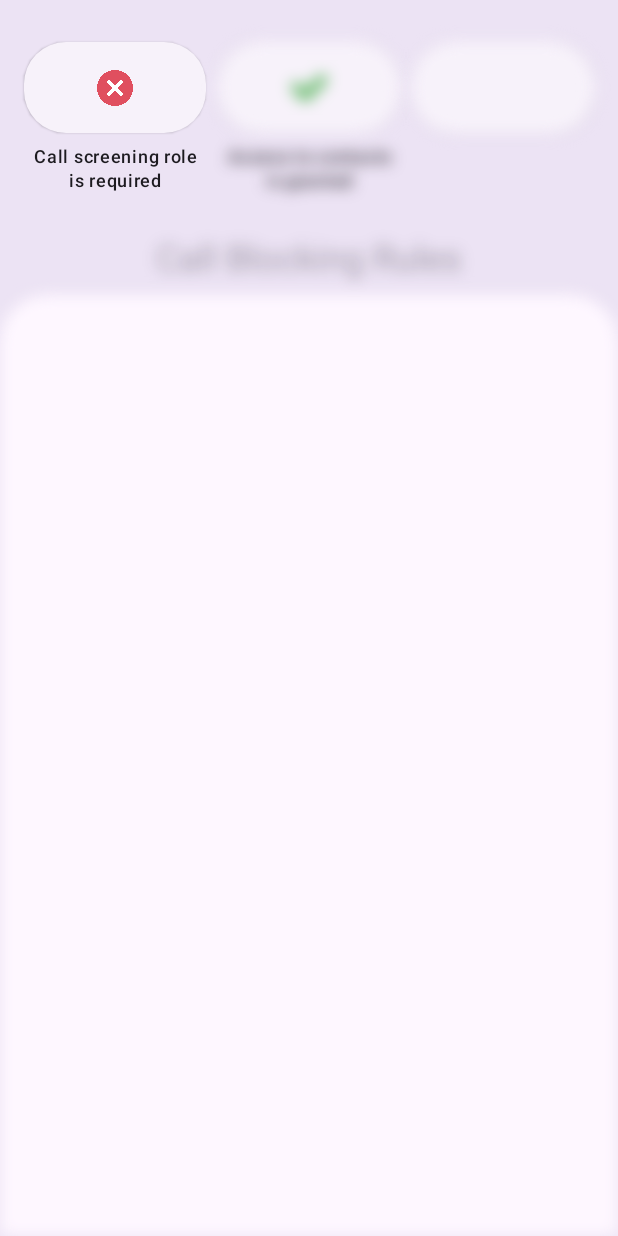
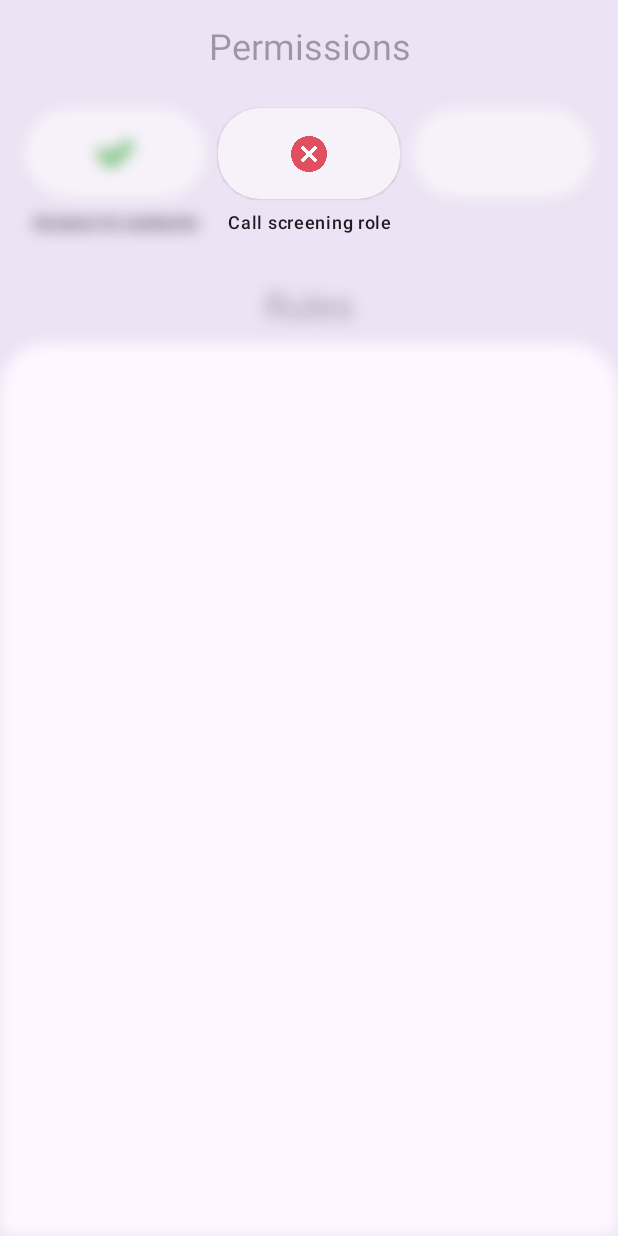
Before and after one commit to lonelyteapot/phone-control, an Android app built with Jetpack Compose: the screen it shows after launch (MainActivity), on a phone screen of 412 x 824 dp. Run offline under Robolectric (Android 15) with nearby library versions, the phone set to English and light mode, and no system bars.

Commit message:
Handle some cases

```diff
--- a/app/src/main/java/dev/phonecontrol/ui/components/CustomButton1.kt
+++ b/app/src/main/java/dev/phonecontrol/ui/components/CustomButton1.kt
@@ -47,6 +47,7 @@ fun CustomButton1(modifier: Modifier, text: String, checked: Boolean, onClick: (
             modifier = Modifier.fillMaxWidth(),
             text = text,
             textAlign = TextAlign.Center,
+            minLines = 2,
             style = MaterialTheme.typography.labelMedium,
         )
     }
--- a/app/src/main/java/dev/phonecontrol/ui/views/MainActivity.kt
+++ b/app/src/main/java/dev/phonecontrol/ui/views/MainActivity.kt
@@ -35,8 +35,10 @@ import androidx.compose.material3.ExtendedFloatingActionButton
 import androidx.compose.material3.Icon
 import androidx.compose.material3.MaterialTheme
 import androidx.compose.material3.Scaffold
+import androidx.compose.material3.SnackbarDuration
 import androidx.compose.material3.SnackbarHost
 import androidx.compose.material3.SnackbarHostState
+import androidx.compose.material3.SnackbarResult
 import androidx.compose.material3.Surface
 import androidx.compose.material3.Text
 import androidx.compose.material3.surfaceColorAtElevation
@@ -132,14 +134,44 @@ class MainActivity : ComponentActivity() {
             Column(
                 modifier = Modifier
                     .padding(padding)
-                    .padding(top = 28.dp)
+                    .padding(top = 16.dp)
             ) {
+                Text(
+                    text = stringResource(R.string.permissions_header),
+                    style = MaterialTheme.typography.headlineSmall,
+                    textAlign = TextAlign.Center,
+                    modifier = Modifier
+                        .fillMaxWidth()
+                        .padding(horizontal = 16.dp)
+                        .padding(bottom = 24.dp)
+                        .conditional(!hasCallScreeningRoleState.value) {
+                            alpha(0.38f)
+                        },
+                )
                 Row(
                     modifier = Modifier
                         .fillMaxWidth()
                         .padding(horizontal = 16.dp),
                     horizontalArrangement = Arrangement.spacedBy(8.dp),
                 ) {
+                    CustomButton1(
+                        modifier = Modifier
+                            .fillMaxWidth()
+                            .weight(1f)
+                            .conditional(!hasCallScreeningRoleState.value) {
+                                blur(8.dp, edgeTreatment = BlurredEdgeTreatment.Unbounded)
+                                    .gesturesDisabled()
+                            },
+                        text = if (hasContactsPermissionState.value) {
+                            stringResource(R.string.contacts_permission_button_enabled)
+                        } else {
+                            stringResource(R.string.contacts_permission_button_disabled)
+                        },
+                        checked = hasContactsPermissionState.value,
+                        onClick = {
+                            requestPermissionLauncher.launch(Manifest.permission.READ_CONTACTS)
+                        },
+                    )
                     CustomButton1(
                         modifier = Modifier
                             .fillMaxWidth()
@@ -162,31 +194,13 @@ class MainActivity : ComponentActivity() {
                                 blur(8.dp, edgeTreatment = BlurredEdgeTreatment.Unbounded)
                                     .gesturesDisabled()
                             },
-                        text = if (hasContactsPermissionState.value) {
-                            stringResource(R.string.contacts_permission_button_enabled)
-                        } else {
-                            stringResource(R.string.contacts_permission_button_disabled)
-                        },
-                        checked = hasContactsPermissionState.value,
-                        onClick = {
-                            requestPermissionLauncher.launch(Manifest.permission.READ_CONTACTS)
-                        },
-                    )
-                    CustomButton1(
-                        modifier = Modifier
-                            .fillMaxWidth()
-                            .weight(1f)
-                            .conditional(!hasCallScreeningRoleState.value) {
-                                blur(8.dp, edgeTreatment = BlurredEdgeTreatment.Unbounded)
-                                    .gesturesDisabled()
-                            },
                         text = "",
                         checked = hasCallScreeningRoleState.value,
                         onClick = { /*TODO*/ },
                         noIcon = true,
                     )
                 }
-                Spacer(modifier = Modifier.height(28.dp))
+                Spacer(modifier = Modifier.height(16.dp))
                 Column(
                     modifier = if (hasCallScreeningRoleState.value) {
                         Modifier
@@ -197,7 +211,7 @@ class MainActivity : ComponentActivity() {
                     }
                 ) {
                     Text(
-                        text = "Call Blocking Rules",
+                        text = stringResource(id = R.string.rules_header),
                         style = MaterialTheme.typography.headlineSmall,
                         textAlign = TextAlign.Center,
                         modifier = Modifier
@@ -243,6 +257,24 @@ class MainActivity : ComponentActivity() {
                                 },
                                 onDeleteClick = {
                                     viewModel.deleteRule(rule)
+                                },
+                                onNoContactsPermission = {
+                                    coroutineScope.launch {
+                                        if (snackbarHostState.currentSnackbarData != null) {
+                                            return@launch
+                                        }
+                                        val snackbarResult = snackbarHostState.showSnackbar(
+                                            "Access to contacts is required to use this",
+                                            actionLabel = "Allow",
+                                            duration = SnackbarDuration.Short,
+                                        )
+                                        when (snackbarResult) {
+                                            SnackbarResult.ActionPerformed -> {
+                                                requestPermissionLauncher.launch(Manifest.permission.READ_CONTACTS)
+                                            }
+                                            else -> {}
+                                        }
+                                    }
                                 },
                                 subscription = subscription,
                                 subscriptionList = subscriptionsState.value,
--- a/app/src/main/res/values/strings.xml
+++ b/app/src/main/res/values/strings.xml
@@ -1,9 +1,9 @@
 <resources>
     <string name="app_name">Phone Control</string>
-    <string name="call_screening_role_button_enabled">Call screening role\nis set</string>
-    <string name="call_screening_role_button_disabled">Call screening role\nis required</string>
-    <string name="contacts_permission_button_enabled">Access to contacts\nis granted</string>
-    <string name="contacts_permission_button_disabled">Access to contacts\nis recommended</string>
+    <string name="call_screening_role_button_enabled">Call screening role</string>
+    <string name="call_screening_role_button_disabled">Call screening role</string>
+    <string name="contacts_permission_button_enabled">Access to contacts</string>
+    <string name="contacts_permission_button_disabled">Access to contacts (recommended)</string>
     <string name="new_rule">New Rule</string>
     <string name="rule_action_silence">Silence</string>
     <string name="rule_action_ignore">Ignore</string>
@@ -14,5 +14,6 @@
     <string name="rule_card_on">on</string>
     <string name="all_sim_cards">All SIM cards</string>
     <string name="unknown_sim_card">Unknown SIM card</string>
-    <string name="call_blocking_rules">Call Blocking Rules</string>
+    <string name="rules_header">Rules</string>
+    <string name="permissions_header">Permissions</string>
 </resources>
```
Also changed, not shown: app/src/main/java/dev/phonecontrol/misc/Extensions.kt (+7 -0 lines), app/src/main/java/dev/phonecontrol/ui/components/RuleCard2.kt (+20 -2 lines).
